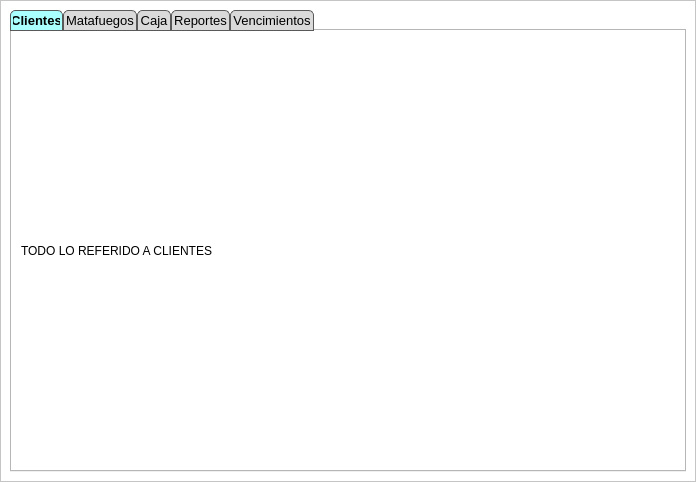
Above: resources/ui/ventanaprincipal.ui from Julian2455/beatmat before the change. Below: the same form after it.
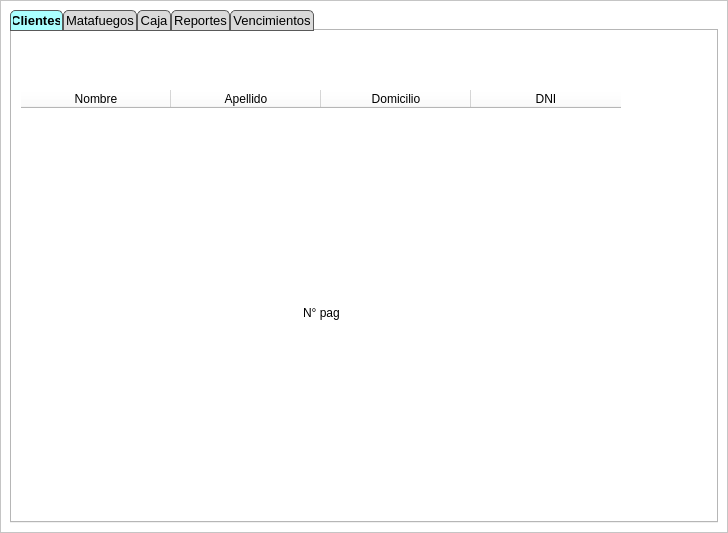
That is the form after the change. The open tabs and pages were chosen to show the change. Icons and pictures are not drawn.

Commit message: Incorpore el modulo clientes

```diff
--- a/resources/ui/ventanaprincipal.ui
+++ b/resources/ui/ventanaprincipal.ui
@@ -6,8 +6,8 @@
    <rect>
     <x>0</x>
     <y>0</y>
-    <width>696</width>
-    <height>482</height>
+    <width>728</width>
+    <height>533</height>
    </rect>
   </property>
   <property name="windowTitle">
@@ -92,14 +92,220 @@
           <attribute name="title">
            <string>Clientes</string>
           </attribute>
-          <layout class="QHBoxLayout" name="horizontalLayout">
+          <layout class="QVBoxLayout" name="verticalLayout_7">
            <item>
-            <widget class="QLabel" name="label">
-             <property name="text">
-              <string>TODO LO REFERIDO A CLIENTES</string>
+            <spacer name="verticalSpacer">
+             <property name="orientation">
+              <enum>Qt::Vertical</enum>
              </property>
+             <property name="sizeType">
+              <enum>QSizePolicy::Fixed</enum>
+             </property>
+             <property name="sizeHint" stdset="0">
+              <size>
+               <width>20</width>
+               <height>50</height>
+              </size>
+             </property>
+            </spacer>
+           </item>
+           <item>
+            <widget class="QTableWidget" name="tableWidget">
+             <property name="maximumSize">
+              <size>
+               <width>16777215</width>
+               <height>16777215</height>
+              </size>
+             </property>
+             <property name="sizeIncrement">
+              <size>
+               <width>0</width>
+               <height>0</height>
+              </size>
+             </property>
+             <property name="baseSize">
+              <size>
+               <width>0</width>
+               <height>0</height>
+              </size>
+             </property>
+             <property name="font">
+              <font>
+               <kerning>true</kerning>
+              </font>
+             </property>
+             <property name="styleSheet">
+              <string notr="true">color: rgb(0, 0, 0);
+border:none;</string>
+             </property>
+             <property name="autoScroll">
+              <bool>true</bool>
+             </property>
+             <property name="autoScrollMargin">
+              <number>16</number>
+             </property>
+             <property name="horizontalScrollMode">
+              <enum>QAbstractItemView::ScrollPerItem</enum>
+             </property>
+             <attribute name="horizontalHeaderDefaultSectionSize">
+              <number>150</number>
+             </attribute>
+             <attribute name="horizontalHeaderStretchLastSection">
+              <bool>false</bool>
+             </attribute>
+             <column>
+              <property name="text">
+               <string>Nombre</string>
+              </property>
+             </column>
+             <column>
+              <property name="text">
+               <string>Apellido</string>
+              </property>
+             </column>
+             <column>
+              <property name="text">
+               <string>Domicilio</string>
+              </property>
+             </column>
+             <column>
+              <property name="text">
+               <string>DNI</string>
+              </property>
+             </column>
             </widget>
            </item>
+           <item>
+            <widget class="QWidget" name="widget" native="true">
+             <property name="minimumSize">
+              <size>
+               <width>50</width>
+               <height>50</height>
+              </size>
+             </property>
+             <property name="maximumSize">
+              <size>
+               <width>600</width>
+               <height>50</height>
+              </size>
+             </property>
+             <property name="styleSheet">
+              <string notr="true">background-color: rgb(255, 255, 255);
+border: none;
+</string>
+             </property>
+             <layout class="QHBoxLayout" name="horizontalLayout">
+              <item>
+               <spacer name="horizontalSpacer">
+                <property name="orientation">
+                 <enum>Qt::Horizontal</enum>
+                </property>
+                <property name="sizeHint" stdset="0">
+                 <size>
+                  <width>210</width>
+                  <height>20</height>
+                 </size>
+                </property>
+               </spacer>
+              </item>
+              <item>
+               <widget class="QPushButton" name="pushButton_3">
+                <property name="text">
+                 <string/>
+                </property>
+                <property name="icon">
+                 <iconset>
+                  <normaloff>../images/anterior (1).png</normaloff>../images/anterior (1).png</iconset>
+                </property>
+                <property name="iconSize">
+                 <size>
+                  <width>18</width>
+                  <height>18</height>
+                 </size>
+                </property>
+               </widget>
+              </item>
+              <item>
+               <widget class="QPushButton" name="pushButton_2">
+                <property name="text">
+                 <string/>
+                </property>
+                <property name="icon">
+                 <iconset>
+                  <normaloff>../images/anterior.png</normaloff>../images/anterior.png</iconset>
+                </property>
+               </widget>
+              </item>
+              <item>
+               <widget class="QLabel" name="label_7">
+                <property name="text">
+                 <string>N° pag</string>
+                </property>
+               </widget>
+              </item>
+              <item>
+               <widget class="QPushButton" name="pushButton">
+                <property name="styleSheet">
+                 <string notr="true"/>
+                </property>
+                <property name="text">
+                 <string/>
+                </property>
+                <property name="icon">
+                 <iconset>
+                  <normaloff>../images/sssiguiente.png</normaloff>../images/sssiguiente.png</iconset>
+                </property>
+               </widget>
+              </item>
+              <item>
+               <widget class="QPushButton" name="pushButton_4">
+                <property name="styleSheet">
+                 <string notr="true"/>
+                </property>
+                <property name="text">
+                 <string/>
+                </property>
+                <property name="icon">
+                 <iconset>
+                  <normaloff>../images/proximo (1).png</normaloff>../images/proximo (1).png</iconset>
+                </property>
+                <property name="iconSize">
+                 <size>
+                  <width>18</width>
+                  <height>18</height>
+                 </size>
+                </property>
+               </widget>
+              </item>
+              <item>
+               <spacer name="horizontalSpacer_2">
+                <property name="orientation">
+                 <enum>Qt::Horizontal</enum>
+                </property>
+                <property name="sizeHint" stdset="0">
+                 <size>
+                  <width>209</width>
+                  <height>20</height>
+                 </size>
+                </property>
+               </spacer>
+              </item>
+             </layout>
+            </widget>
+           </item>
+           <item>
+            <spacer name="verticalSpacer_2">
+             <property name="orientation">
+              <enum>Qt::Vertical</enum>
+             </property>
+             <property name="sizeHint" stdset="0">
+              <size>
+               <width>20</width>
+               <height>40</height>
+              </size>
+             </property>
+            </spacer>
+           </item>
           </layout>
          </widget>
          <widget class="QWidget" name="tab_4">
```
Left out of the diff: 12 changed lines with no effect on the pictures. The commit also changes 7 other files.
